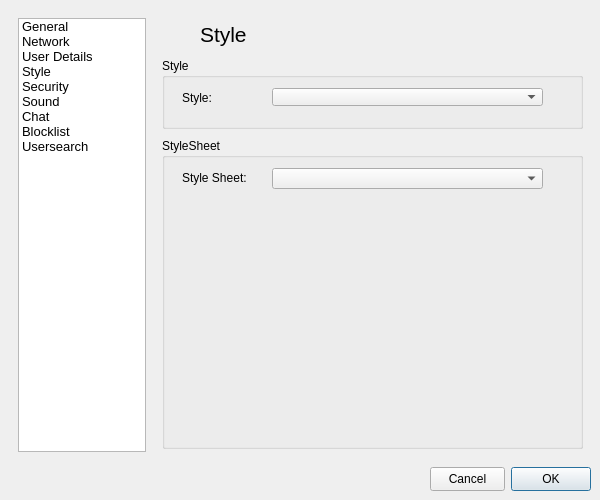
This is src/gui/form_settingsgui.ui in vituperative/i2pchat as Qt 5 draws it before an edit. The edited form follows.
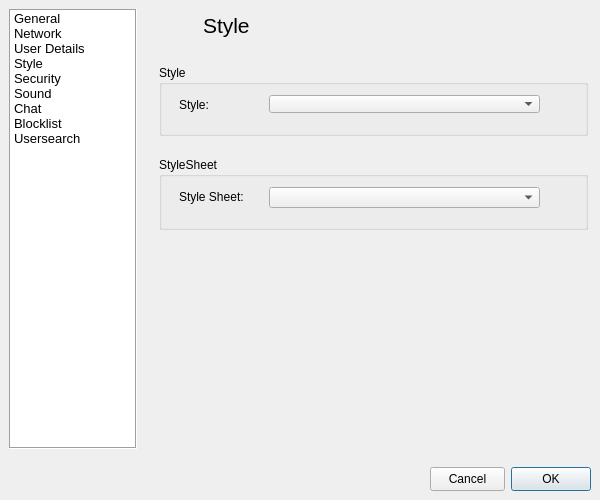
This is the edited form. The open tabs and pages were chosen to show the change. Icons and pictures are not drawn.

Commit message: Settings pane tweaks

```diff
--- a/src/gui/form_settingsgui.ui
+++ b/src/gui/form_settingsgui.ui
@@ -79,10 +79,10 @@
    </property>
    <layout class="QGridLayout">
     <property name="leftMargin">
-     <number>9</number>
+     <number>0</number>
     </property>
     <property name="topMargin">
-     <number>9</number>
+     <number>0</number>
     </property>
     <property name="rightMargin">
      <number>9</number>
@@ -91,7 +91,7 @@
      <number>9</number>
     </property>
     <property name="spacing">
-     <number>6</number>
+     <number>9</number>
     </property>
     <item row="0" column="0" alignment="Qt::AlignLeft">
      <widget class="QListWidget" name="itemListWidget">
@@ -121,6 +121,12 @@
         <bold>false</bold>
        </font>
       </property>
+      <property name="frameShape">
+       <enum>QFrame::Box</enum>
+      </property>
+      <property name="frameShadow">
+       <enum>QFrame::Sunken</enum>
+      </property>
       <property name="verticalScrollBarPolicy">
        <enum>Qt::ScrollBarAlwaysOff</enum>
       </property>
@@ -335,7 +341,7 @@
       </item>
      </layout>
     </item>
-    <item row="0" column="1">
+    <item row="0" column="2">
      <widget class="QStackedWidget" name="stackedWidget">
       <property name="currentIndex">
        <number>1</number>
@@ -1330,10 +1336,10 @@
        <widget class="QGroupBox" name="groupBox_3">
         <property name="geometry">
          <rect>
-          <x>10</x>
-          <y>120</y>
-          <width>421</width>
-          <height>311</height>
+          <x>4</x>
+          <y>148</y>
+          <width>429</width>
+          <height>73</height>
          </rect>
         </property>
         <property name="title">
@@ -1393,9 +1399,9 @@
        <widget class="QGroupBox" name="groupBox_2">
         <property name="geometry">
          <rect>
-          <x>10</x>
-          <y>40</y>
-          <width>421</width>
+          <x>4</x>
+          <y>56</y>
+          <width>429</width>
           <height>71</height>
          </rect>
         </property>
```
Left out of the diff: 56 changed lines with no effect on the pictures.
